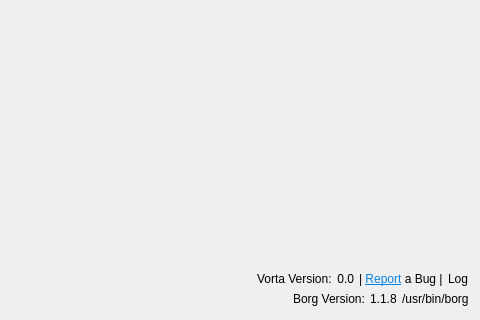
First picture: the form in src/vorta/assets/UI/misctab.ui, repository borgbase/vorta, before the edit; both pictures show x 311 to 791 and y 177 to 497 of the 791 by 497 pixel window.
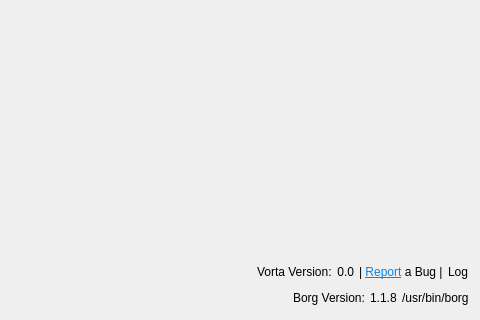
Second picture: the form after the edit.

```diff
--- a/src/vorta/assets/UI/misctab.ui
+++ b/src/vorta/assets/UI/misctab.ui
@@ -13,9 +13,12 @@
   <property name="windowTitle">
    <string>Form</string>
   </property>
-  <layout class="QVBoxLayout" name="verticalLayout_2">
-   <property name="spacing">
-    <number>0</number>
+  <layout class="QVBoxLayout" name="verticalLayout">
+   <property name="topMargin">
+    <number>12</number>
+   </property>
+   <property name="bottomMargin">
+    <number>12</number>
    </property>
    <item>
     <layout class="QVBoxLayout" name="checkboxLayout">
```
Left out of the diff: 11 changed lines with no effect on the pictures.
